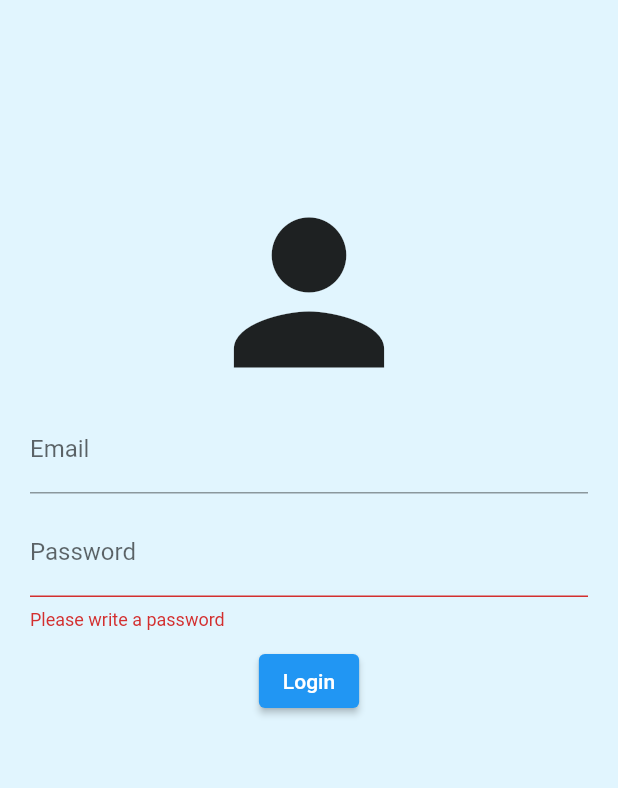
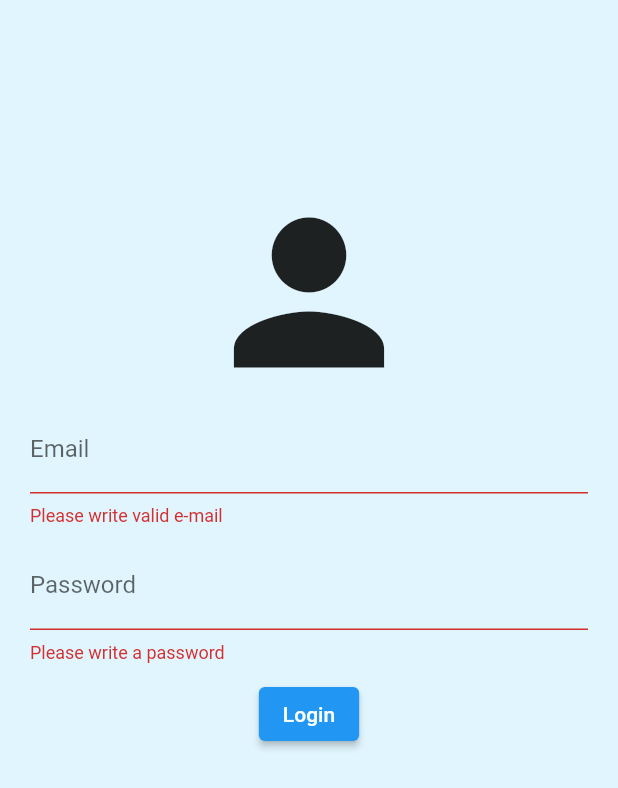
Before and after one commit to lionyouko/flutter_form_strategy, a Flutter app: the screen it shows after launch, after a tap on "Login", on a phone screen of 412 x 824 dp. Shown: the top 788 px of the screen. Run offline on Flutter 3.47's test engine with Material 2 defaults, Android fonts, the phone set to English and light mode, and no system bars.

Commit message:
Strategy 2 (without Debouncer)

```diff
--- a/lib/login_feature/presentation/login_email_textformfield_widget.dart
+++ b/lib/login_feature/presentation/login_email_textformfield_widget.dart
@@ -1,20 +1,24 @@
 import 'package:flutter/material.dart';
 
 class LoginEmailTextFormFieldWidget extends StatelessWidget {
-  const LoginEmailTextFormFieldWidget({super.key});
+  final GlobalKey<FormFieldState> emailFormFieldKey =
+      GlobalKey<FormFieldState>();
+  LoginEmailTextFormFieldWidget({super.key});
 
   @override
   Widget build(BuildContext context) {
     return TextFormField(
+      key: emailFormFieldKey,
       decoration: const InputDecoration(
         labelText: 'Email',
       ),
       validator: (value) {
-        if (isValidEmail(value)) {
+        if (!isValidEmail(value)) {
           return 'Please write valid e-mail';
         }
         return null;
       },
+      onChanged: (value) => emailFormFieldKey.currentState?.validate(),
     );
   }
 
--- a/lib/login_feature/presentation/login_form_widget.dart
+++ b/lib/login_feature/presentation/login_form_widget.dart
@@ -22,9 +22,9 @@ class LoginFormWidget extends StatelessWidget {
           children: [
             const SizedBox(height: 100),
             const Icon(Icons.person, size: 150),
-            const LoginEmailTextFormFieldWidget(),
+            LoginEmailTextFormFieldWidget(),
             const SizedBox(height: 10),
-            const LoginPasswordTextFormFieldWidget(),
+            LoginPasswordTextFormFieldWidget(),
             const SizedBox(height: 10),
             LoginButtonWidget(
               formKey: formKeyToValidadeForm,
--- a/lib/login_feature/presentation/login_password_textformfield_widget.dart
+++ b/lib/login_feature/presentation/login_password_textformfield_widget.dart
@@ -1,11 +1,14 @@
 import 'package:flutter/material.dart';
 
 class LoginPasswordTextFormFieldWidget extends StatelessWidget {
-  const LoginPasswordTextFormFieldWidget({super.key});
+  final GlobalKey<FormFieldState> passwordFormFieldKey =
+      GlobalKey<FormFieldState>();
+  LoginPasswordTextFormFieldWidget({super.key});
 
   @override
   Widget build(BuildContext context) {
     return TextFormField(
+      key: passwordFormFieldKey,
       obscureText: true,
       obscuringCharacter: '*',
       decoration: const InputDecoration(
@@ -17,6 +20,9 @@ class LoginPasswordTextFormFieldWidget extends StatelessWidget {
         }
         return null;
       },
+      onChanged: (value) {
+        passwordFormFieldKey.currentState?.validate();
+      },
     );
   }
 }
```
